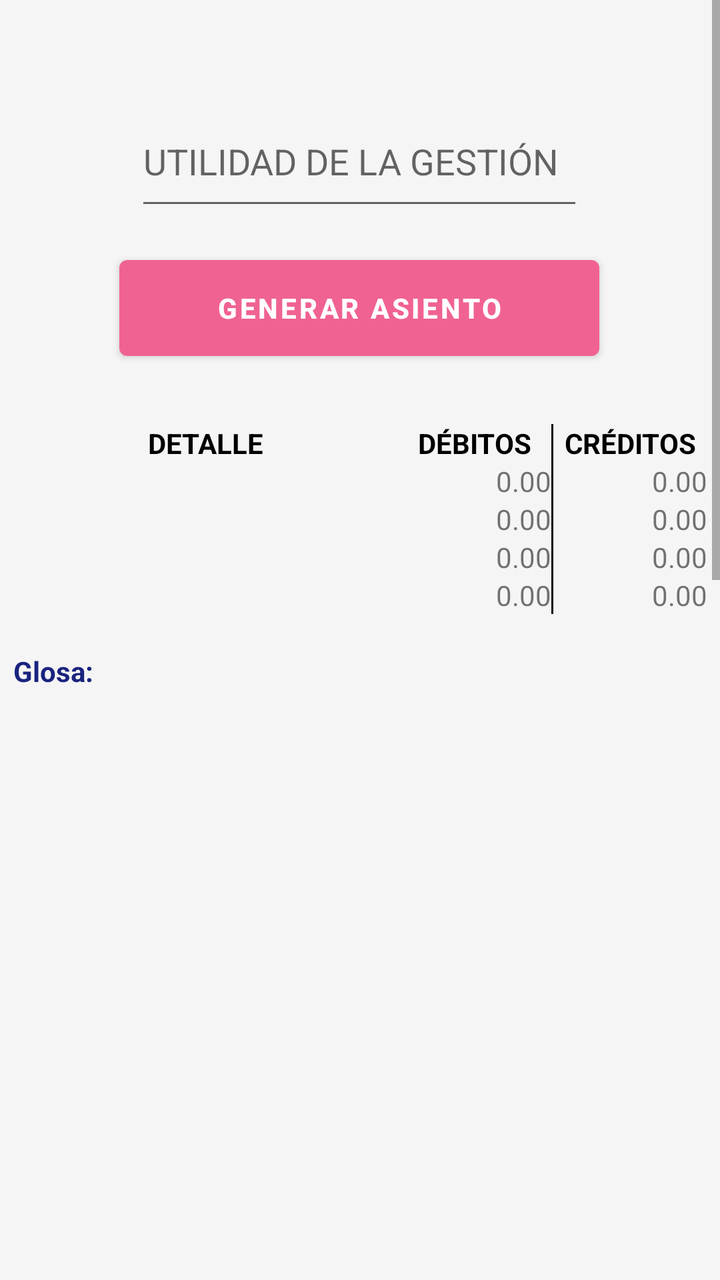
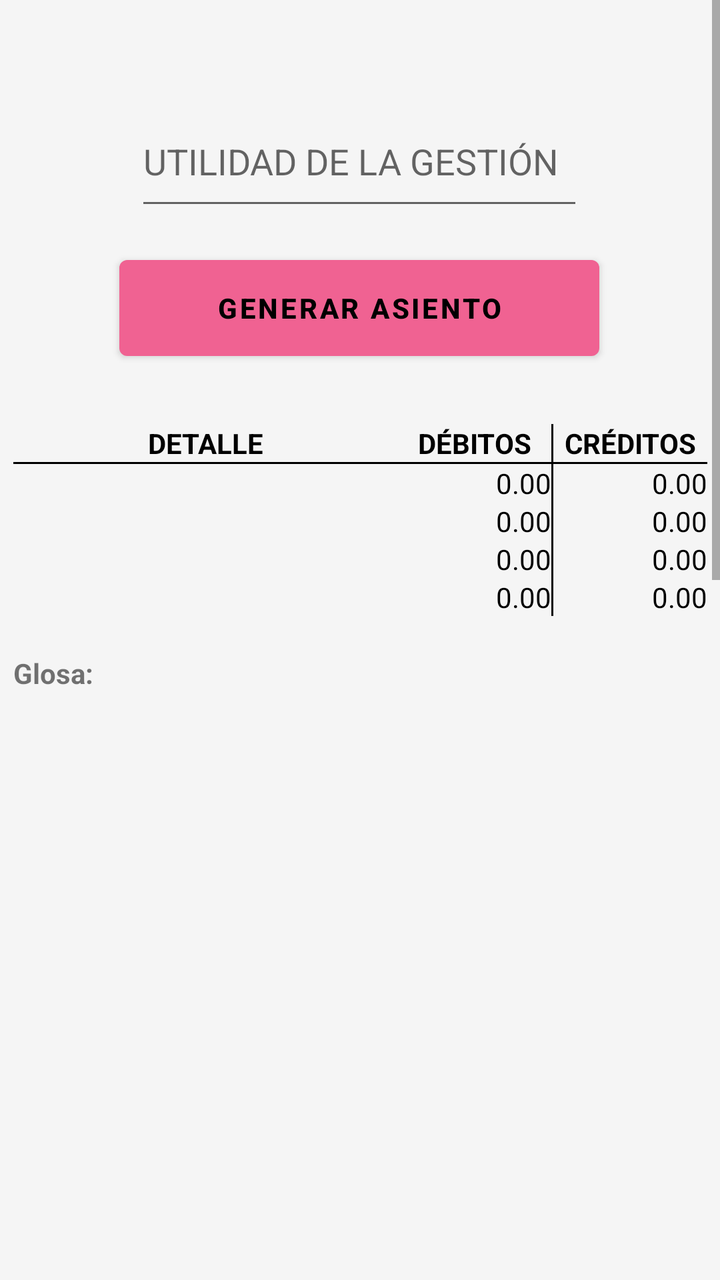

Before-and-after screenshots of an Android layout around one commit, followed by the original layout XML and the change that was made.
<!-- AndroidManifest.xml: application theme Theme.ContabilidadBasicaBolivia -->
<!-- res/layout/activity_pago_iue.xml -->
<?xml version="1.0" encoding="utf-8"?>
<ScrollView
    xmlns:android="http://schemas.android.com/apk/res/android"
    xmlns:app="http://schemas.android.com/apk/res-auto"
    xmlns:tools="http://schemas.android.com/tools"
    android:layout_width="match_parent"
    android:layout_height="match_parent"
    android:background="#F5F5F5"
    tools:context="com.datos.contabilidadbasicabolivia.pago_iue">

    <androidx.constraintlayout.widget.ConstraintLayout
        android:layout_width="match_parent"
        android:layout_height="wrap_content">

        <EditText
            android:id="@+id/editTextNumber1"
            android:layout_width="224dp"
            android:layout_height="62dp"
            android:layout_marginTop="48dp"
            android:ems="10"
            android:hint="UTILIDAD DE LA GESTIÓN"
            android:inputType="text"
            android:textColor="@color/black"
            app:layout_constraintBottom_toTopOf="@+id/button"
            app:layout_constraintEnd_toEndOf="parent"
            app:layout_constraintHorizontal_bias="0.498"
            app:layout_constraintStart_toStartOf="parent"
            app:layout_constraintTop_toTopOf="parent"
            app:layout_constraintVertical_bias="0.0" />

        <Button
            android:id="@+id/button"
            android:layout_width="240dp"
            android:layout_height="60dp"
            android:layout_marginTop="14dp"
            android:layout_marginBottom="24dp"
            android:onClick="Generar"
            android:text="Generar Asiento"
            android:textColor="#ffffff"
            android:textStyle="bold"
            android:theme="@style/button"
            app:layout_constraintBottom_toTopOf="@+id/tableLayout"
            app:layout_constraintEnd_toEndOf="parent"
            app:layout_constraintHorizontal_bias="0.497"
            app:layout_constraintStart_toStartOf="parent"
            app:layout_constraintTop_toBottomOf="@+id/editTextNumber1" />

        <TableLayout
            android:id="@+id/tableLayout"
            android:layout_width="347dp"
            android:layout_height="1200dp"
            android:layout_marginTop="4dp"
            app:layout_constraintBottom_toBottomOf="parent"
            app:layout_constraintEnd_toEndOf="parent"
            app:layout_constraintStart_toStartOf="parent"
            app:layout_constraintTop_toBottomOf="@+id/button"
            app:layout_constraintVertical_bias="0.0">

            <TableRow
                android:layout_width="match_parent"
                android:layout_height="wrap_content">

                <TextView
                    android:id="@+id/textView1"
                    android:layout_width="0dp"
                    android:layout_height="wrap_content"
                    android:layout_weight="2.5"
                    android:gravity="center"
                    android:textColor="#000000"
                    android:text="DETALLE"
                    android:textStyle="bold" />

                <TextView
                    android:id="@+id/textView2"
                    android:layout_width="0dp"
                    android:layout_height="wrap_content"
                    android:layout_weight="1"
                    android:gravity="center"
                    android:textColor="#000000"
                    android:text="DÉBITOS"
                    android:textStyle="bold" />


                <View
                    android:layout_width="1dp"
                    android:layout_height="match_parent"
                    android:background="#000000" />

                <TextView
                    android:id="@+id/textView3"
                    android:layout_width="0dp"
                    android:layout_height="wrap_content"
                    android:layout_weight="1"
                    android:gravity="center"
                    android:textColor="#000000"
                    android:text="CRÉDITOS"
                    android:textStyle="bold" />
            </TableRow>

            <TableRow
                android:layout_width="match_parent"
                android:layout_height="wrap_content">

                <TextView
                    android:id="@+id/espacioletras1"
                    android:layout_width="0dp"
                    android:layout_height="wrap_content"
                    android:layout_weight="2.5"
                    android:fontFamily="@font/sriracha"
                    android:text="" />

                <TextView
                    android:id="@+id/espacio_01"
                    android:layout_width="0dp"
                    android:layout_height="wrap_content"
                    android:layout_weight="1"
                    android:gravity="right"
                    android:text="0.00" />

                <View
                    android:layout_width="1dp"
                    android:layout_height="match_parent"
                    android:background="#000000" />

                <TextView
                    android:id="@+id/espacio_02"
                    android:layout_width="0dp"
                    android:layout_height="wrap_content"
                    android:layout_weight="1"
                    android:gravity="right"
                    android:text="0.00" />
            </TableRow>

            <TableRow
                android:layout_width="match_parent"
                android:layout_height="wrap_content">

                <TextView
                    android:id="@+id/espacioliteral2"
                    android:layout_width="0dp"
                    android:layout_height="wrap_content"
                    android:layout_weight="2.5"
                    android:fontFamily="@font/sriracha"
                    android:text="" />

                <TextView
                    android:id="@+id/espacio_03"
                    android:layout_width="0dp"
                    android:layout_height="wrap_content"
                    android:layout_weight="1"
                    android:gravity="right"
                    android:text="0.00" />

                <View
                    android:layout_width="1dp"
                    android:layout_height="match_parent"
                    android:background="#000000" />

                <TextView
                    android:id="@+id/espacio_04"
                    android:layout_width="0dp"
                    android:layout_height="wrap_content"
                    android:layout_weight="1"
                    android:gravity="right"
                    android:text="0.00" />
            </TableRow>

            <TableRow
                android:layout_width="match_parent"
                android:layout_height="wrap_content">

                <TextView
                    android:id="@+id/espacioliteral3"
                    android:layout_width="0dp"
                    android:layout_height="wrap_content"
                    android:layout_weight="2.5"
                    android:fontFamily="@font/sriracha"
                    android:text="" />

                <TextView
                    android:id="@+id/espacio_05"
                    android:layout_width="0dp"
                    android:layout_height="wrap_content"
                    android:layout_weight="1"
                    android:gravity="right"
                    android:text="0.00" />

                <View
                    android:layout_width="1dp"
                    android:layout_height="match_parent"
                    android:background="#000000" />

                <TextView
                    android:id="@+id/espacio_06"
                    android:layout_width="0dp"
                    android:layout_height="wrap_content"
                    android:layout_weight="1"
                    android:gravity="right"
                    android:text="0.00" />
            </TableRow>

            <TableRow
                android:layout_width="match_parent"
                android:layout_height="wrap_content">

                <TextView
                    android:id="@+id/textView32"
                    android:layout_width="0dp"
                    android:layout_height="wrap_content"
                    android:layout_weight="2.5"
                    android:fontFamily="@font/sriracha"
                    android:text="" />

                <TextView
                    android:id="@+id/espacio_07"
                    android:layout_width="0dp"
                    android:layout_height="wrap_content"
                    android:layout_weight="1"
                    android:gravity="right"
                    android:text="0.00" />

                <View
                    android:layout_width="1dp"
                    android:layout_height="match_parent"
                    android:background="#000000" />

                <TextView
                    android:id="@+id/espacio_08"
                    android:layout_width="0dp"
                    android:layout_height="wrap_content"
                    android:layout_weight="1"
                    android:gravity="right"
                    android:text="0.00" />
            </TableRow>

            <TableRow
                android:layout_width="match_parent"
                android:layout_height="wrap_content">

                <TextView
                    android:id="@+id/glosanull"
                    android:layout_width="0dp"
                    android:layout_height="wrap_content"
                    android:layout_weight="2.5"
                    android:textStyle="bold" />
            </TableRow>

            <TableRow
                android:id="@+id/tableRow"
                android:layout_width="match_parent"
                android:layout_height="wrap_content">

                <TextView
                    android:id="@+id/glosa_01"
                    android:layout_width="0dp"
                    android:layout_height="wrap_content"
                    android:layout_weight="2.5"
                    android:maxLines="11"
                    android:text="Glosa:"
                    android:textColor="#1A237E"
                    android:textStyle="bold" />
            </TableRow>

            <TableRow
                android:layout_width="match_parent"
                android:layout_height="wrap_content">

                <TextView
                    android:id="@+id/glosanull2"
                    android:layout_width="0dp"
                    android:layout_height="wrap_content"
                    android:layout_weight="2.5"
                    android:textStyle="bold" />
            </TableRow>

            <TableRow
                android:layout_width="match_parent"
                android:layout_height="wrap_content">

                <TextView
                    android:id="@+id/informacion"
                    android:layout_width="0dp"
                    android:layout_height="wrap_content"
                    android:layout_weight="2.5"
                    android:maxLines="11"
                    android:text=""
                    android:textColor="#402945"
                    android:textStyle="bold" />
            </TableRow>

            <TableRow
                android:layout_width="match_parent"
                android:layout_height="wrap_content">

                <TextView
                    android:id="@+id/notanull"
                    android:layout_width="0dp"
                    android:layout_height="wrap_content"
                    android:layout_weight="2.5"
                    android:textStyle="bold" />
            </TableRow>

            <TableRow
                android:layout_width="match_parent"
                android:layout_height="wrap_content">

                <TextView
                    android:id="@+id/nota1"
                    android:layout_width="0dp"
                    android:layout_height="wrap_content"
                    android:layout_weight="2.5"
                    android:maxLines="11"
                    android:textColor="#FF0000"
                    android:textStyle="bold" />
            </TableRow>

            <TableRow
                android:layout_width="match_parent"
                android:layout_height="wrap_content">

                <TextView
                    android:id="@+id/notanull1"
                    android:layout_width="0dp"
                    android:layout_height="wrap_content"
                    android:layout_weight="2.5"
                    android:textColor="#402945"
                    android:textStyle="bold" />
            </TableRow>

            <TableRow
                android:layout_width="match_parent"
                android:layout_height="wrap_content">

                <TextView
                    android:id="@+id/nota2"
                    android:layout_width="0dp"
                    android:layout_height="wrap_content"
                    android:layout_weight="2.5"
                    android:maxLines="11"
                    android:textColor="#402945"
                    android:textStyle="bold" />
            </TableRow>

            <TableRow
                android:layout_width="match_parent"
                android:layout_height="wrap_content">

                <TextView
                    android:id="@+id/nota3"
                    android:layout_width="0dp"
                    android:layout_height="wrap_content"
                    android:layout_weight="2.5"
                    android:maxLines="11"
                    android:textColor="#402945"
                    android:textStyle="bold" />
            </TableRow>

            <TableRow
                android:layout_width="match_parent"
                android:layout_height="wrap_content">

                <TextView
                    android:layout_width="0dp"
                    android:layout_height="wrap_content"
                    android:layout_weight="2.5"
                    android:maxLines="6"
                    android:textColor="#402945"
                    android:textStyle="bold" />
            </TableRow>

            <TableRow
                android:layout_width="match_parent"
                android:layout_height="wrap_content">

                <TextView
                    android:id="@+id/nota4"
                    android:layout_width="0dp"
                    android:layout_height="wrap_content"
                    android:layout_weight="2.5"
                    android:maxLines="6"
                    android:textColor="#402945"
                    android:textStyle="bold" />
            </TableRow>

            <TableRow
                android:layout_width="match_parent"
                android:layout_height="wrap_content">

                <TextView
                    android:layout_width="0dp"
                    android:layout_height="wrap_content"
                    android:layout_weight="2.5"
                    android:maxLines="11"
                    android:textColor="#402945"
                    android:textStyle="bold" />
            </TableRow>

            <TableRow
                android:layout_width="match_parent"
                android:layout_height="wrap_content">

                <TextView
                    android:id="@+id/nota5"
                    android:layout_width="0dp"
                    android:layout_height="wrap_content"
                    android:layout_weight="2.5"
                    android:maxLines="11"
                    android:textColor="#402945"
                    android:textStyle="bold" />
            </TableRow>

            <TableRow
                android:layout_width="match_parent"
                android:layout_height="wrap_content">

                <TextView
                    android:layout_width="0dp"
                    android:layout_height="wrap_content"
                    android:layout_weight="2.5"
                    android:maxLines="6"
                    android:textColor="#402945"
                    android:textStyle="bold" />
            </TableRow>

            <TableRow
                android:layout_width="match_parent"
                android:layout_height="wrap_content">

                <TextView
                    android:layout_width="0dp"
                    android:layout_height="wrap_content"
                    android:layout_weight="2.5"
                    android:maxLines="6"
                    android:textColor="#402945"
                    android:textStyle="bold" />
            </TableRow>

            <TableRow
                android:layout_width="match_parent"
                android:layout_height="wrap_content">

                <TextView
                    android:layout_width="0dp"
                    android:layout_height="wrap_content"
                    android:layout_weight="2.5"
                    android:maxLines="6"
                    android:textColor="#402945"
                    android:textStyle="bold" />
            </TableRow>

            <TableRow
                android:layout_width="match_parent"
                android:layout_height="wrap_content">

                <TextView
                    android:layout_width="0dp"
                    android:layout_height="wrap_content"
                    android:layout_weight="2.5"
                    android:maxLines="6"
                    android:textColor="#402945"
                    android:textStyle="bold" />
            </TableRow>

            <TableRow
                android:layout_width="match_parent"
                android:layout_height="wrap_content">

                <TextView
                    android:layout_width="0dp"
                    android:layout_height="wrap_content"
                    android:layout_weight="2.5"
                    android:maxLines="6"
                    android:textColor="#402945"
                    android:textStyle="bold" />
            </TableRow>

            <TableRow
                android:layout_width="match_parent"
                android:layout_height="wrap_content">

                <TextView
                    android:layout_width="0dp"
                    android:layout_height="wrap_content"
                    android:layout_weight="2.5"
                    android:maxLines="6"
                    android:textColor="#402945"
                    android:textStyle="bold" />
            </TableRow>

            <TableRow
                android:layout_width="match_parent"
                android:layout_height="wrap_content">

                <TextView
                    android:layout_width="0dp"
                    android:layout_height="wrap_content"
                    android:layout_weight="2.5"
                    android:maxLines="6"
                    android:textColor="#402945"
                    android:textStyle="bold" />
            </TableRow>


        </TableLayout>
    </androidx.constraintlayout.widget.ConstraintLayout>
</ScrollView>
<!-- resources referenced by this layout -->
<resources>
  <color name="black">#FF000000</color>
  <style name="button" parent="Theme.AppCompat.Light.NoActionBar">
          <item name="colorPrimary">@color/pink</item>
          <item name="colorPrimaryVariant">@color/lightGray</item>
          <item name="android:textColorPrimary">@color/navy</item>
          <item name="android:statusBarColor">@color/darkGreen</item>
      </style>
  <style name="Theme.ContabilidadBasicaBolivia" parent="Base.Theme.ContabilidadBasicaBolivia" />
  <color name="pink">#F06292</color>
  <color name="lightGray">#D3D3D3</color>
  <color name="navy">#000080</color>
  <color name="darkGreen">#006400</color>
  <style name="Base.Theme.ContabilidadBasicaBolivia" parent="Theme.MaterialComponents.DayNight.NoActionBar">
          
          
          <item name="colorPrimary">@color/white</item>
          <item name="colorPrimaryVariant">@color/black</item>
          <item name="android:textColorPrimary">@color/white</item>
          <item name="android:statusBarColor">@color/red</item>
  
      </style>
  <color name="white">#FFFFFFFF</color>
  <color name="red">#5DC1B9</color>
</resources>

<!-- the commit's change to res/layout/activity_pago_iue.xml (unified diff, before → after) -->
@@ -5,12 +5,12 @@
     xmlns:tools="http://schemas.android.com/tools"
     android:layout_width="match_parent"
     android:layout_height="match_parent"
-    android:background="#F5F5F5"
     tools:context="com.datos.contabilidadbasicabolivia.pago_iue">
 
     <androidx.constraintlayout.widget.ConstraintLayout
         android:layout_width="match_parent"
-        android:layout_height="wrap_content">
+        android:layout_height="wrap_content"
+        android:background="#F5F5F5">
 
         <EditText
             android:id="@+id/editTextNumber1"
@@ -36,7 +36,7 @@
             android:layout_marginBottom="24dp"
             android:onClick="Generar"
             android:text="Generar Asiento"
-            android:textColor="#ffffff"
+            android:textColor="@color/black"
             android:textStyle="bold"
             android:theme="@style/button"
             app:layout_constraintBottom_toTopOf="@+id/tableLayout"
@@ -96,6 +96,10 @@
                     android:text="CRÉDITOS"
                     android:textStyle="bold" />
             </TableRow>
+            <View
+                android:layout_width="match_parent"
+                android:layout_height="1dp"
+                android:background="#000000" />
 
             <TableRow
                 android:layout_width="match_parent"
@@ -107,6 +111,7 @@
                     android:layout_height="wrap_content"
                     android:layout_weight="2.5"
                     android:fontFamily="@font/sriracha"
+                    android:textColor="@color/black"
                     android:text="" />
 
                 <TextView
@@ -115,6 +120,7 @@
                     android:layout_height="wrap_content"
                     android:layout_weight="1"
                     android:gravity="right"
+                    android:textColor="@color/black"
                     android:text="0.00" />
 
                 <View
@@ -128,6 +134,7 @@
                     android:layout_height="wrap_content"
                     android:layout_weight="1"
                     android:gravity="right"
+                    android:textColor="@color/black"
                     android:text="0.00" />
             </TableRow>
 
@@ -141,6 +148,7 @@
                     android:layout_height="wrap_content"
                     android:layout_weight="2.5"
                     android:fontFamily="@font/sriracha"
+                    android:textColor="@color/black"
                     android:text="" />
 
                 <TextView
@@ -149,6 +157,7 @@
                     android:layout_height="wrap_content"
                     android:layout_weight="1"
                     android:gravity="right"
+                    android:textColor="@color/black"
                     android:text="0.00" />
 
                 <View
@@ -162,6 +171,7 @@
                     android:layout_height="wrap_content"
                     android:layout_weight="1"
                     android:gravity="right"
+                    android:textColor="@color/black"
                     android:text="0.00" />
             </TableRow>
 
@@ -175,6 +185,7 @@
                     android:layout_height="wrap_content"
                     android:layout_weight="2.5"
                     android:fontFamily="@font/sriracha"
+                    android:textColor="@color/black"
                     android:text="" />
 
                 <TextView
@@ -183,6 +194,7 @@
                     android:layout_height="wrap_content"
                     android:layout_weight="1"
                     android:gravity="right"
+                    android:textColor="@color/black"
                     android:text="0.00" />
 
                 <View
@@ -196,6 +208,7 @@
                     android:layout_height="wrap_content"
                     android:layout_weight="1"
                     android:gravity="right"
+                    android:textColor="@color/black"
                     android:text="0.00" />
             </TableRow>
 
@@ -209,6 +222,7 @@
                     android:layout_height="wrap_content"
                     android:layout_weight="2.5"
                     android:fontFamily="@font/sriracha"
+                    android:textColor="@color/black"
                     android:text="" />
 
                 <TextView
@@ -217,6 +231,7 @@
                     android:layout_height="wrap_content"
                     android:layout_weight="1"
                     android:gravity="right"
+                    android:textColor="@color/black"
                     android:text="0.00" />
 
                 <View
@@ -230,6 +245,7 @@
                     android:layout_height="wrap_content"
                     android:layout_weight="1"
                     android:gravity="right"
+                    android:textColor="@color/black"
                     android:text="0.00" />
             </TableRow>
 
@@ -257,7 +273,6 @@
                     android:layout_weight="2.5"
                     android:maxLines="11"
                     android:text="Glosa:"
-                    android:textColor="#1A237E"
                     android:textStyle="bold" />
             </TableRow>
 
